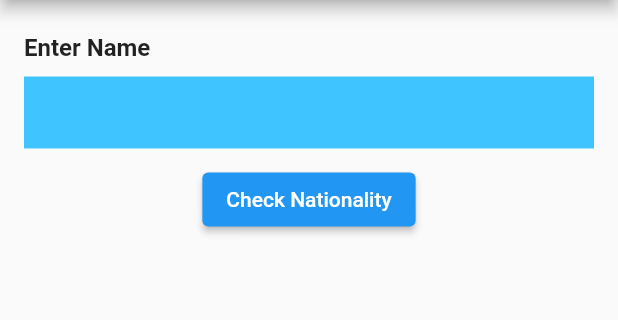
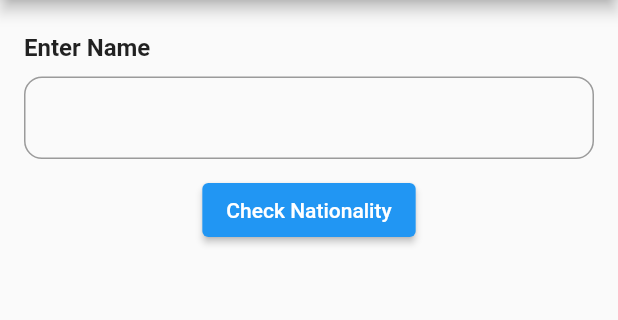
Before and after one commit to Buddybet-Group/codingChallenge, a Flutter app: the screen it shows after launch, after a tap on "Check Nationality", on a phone screen of 412 x 824 dp, the part 84-404 px from its top. Run offline on Flutter 3.47's test engine with Material 2 defaults, Android fonts, the phone set to English and light mode, and no system bars; our stand-ins replace dio, get.

Commit message:
Task Completed

```diff
--- a/lib/UI_screens/Home.dart
+++ /dev/null
@@ -1,56 +0,0 @@
-import 'package:flutter/material.dart';
-
-class Home extends StatelessWidget {
-  const Home({Key? key}) : super(key: key);
-
-  @override
-  Widget build(BuildContext context) {
-    return Scaffold(
-      appBar: AppBar(
-        title: const Text("BuddyBet Coding Challege"),
-      ),
-      body: Column(
-        mainAxisAlignment: MainAxisAlignment.center,
-        children: [
-          Padding(
-            padding: const EdgeInsets.only(left: 16.0, right: 16.0, top: 22),
-            child: textField("Enter Name"),
-          ),
-          const SizedBox(
-            height: 10,
-          ),
-          ElevatedButton(
-            onPressed: () {},
-            child: const Text("Check Nationality"),
-          ),
-          const SizedBox(
-            height: 30,
-          ),
-          Expanded(child: Container()),
-        ],
-      ),
-    );
-  }
-
-  Widget textField(String title) {
-    return Column(
-      crossAxisAlignment: CrossAxisAlignment.start,
-      children: <Widget>[
-        Text(
-          title,
-          style: const TextStyle(fontWeight: FontWeight.bold, fontSize: 16),
-        ),
-        const SizedBox(
-          height: 10,
-        ),
-        const TextField(
-          decoration: InputDecoration(
-            border: InputBorder.none,
-            fillColor: Colors.lightBlueAccent,
-            filled: true,
-          ),
-        )
-      ],
-    );
-  }
-}
--- /dev/null
+++ b/lib/app/dependencies.dart
@@ -0,0 +1,11 @@
+import 'package:get/get.dart';
+
+import '../core/domain/repository/api_respository.dart';
+import '../data/services/api_service.dart';
+
+class Dependencies extends Bindings {
+  @override
+  void dependencies() {
+    Get.lazyPut<ApiRespository>(() => ApiService());
+  }
+}
--- /dev/null
+++ b/lib/controllers/home-page-controller.dart
@@ -0,0 +1,46 @@
+import 'package:get/get_instance/src/extension_instance.dart';
+import 'package:get/route_manager.dart';
+import 'package:get/state_manager.dart';
+import '../core/domain/entities/country.dart';
+import '../core/domain/repository/api_respository.dart';
+import '../data/models/result-model.dart';
+
+class HomeController extends GetxController {
+  final _apiRepository = Get.find<ApiRespository>();
+
+  /// Check the state is busy or not.
+  final RxBool _isBusy = RxBool(false);
+
+  /// Returns whether the state is busy or not.
+  bool get isBusy => _isBusy.value;
+
+  /// The observable list of data.
+  RxList<Country> _countries = RxList();
+
+  /// List of countries.
+  List<Country> get countries => _countries;
+
+  void fetchResult(String name) async {
+    try {
+      _isBusy.value = true;
+
+      final SearchResultModel? results =
+          await _apiRepository.fetchResults(name);
+
+      _isBusy.value = false;
+
+      if (results != null) {
+        _countries = RxList.from(
+          results.countries.map((e) =>
+              Country(countryId: e.countryId, probability: e.probability)),
+        );
+      }
+    } catch (error) {
+      Get.snackbar(
+        'Error',
+        error.toString(),
+        snackPosition: SnackPosition.BOTTOM,
+      );
+    }
+  }
+}
--- /dev/null
+++ b/lib/core/config.dart
@@ -0,0 +1,4 @@
+class Config {
+  /// Nationalize Endpoint.
+  static const String nameSearchURL = 'https://api.nationalize.io';
+}
--- /dev/null
+++ b/lib/core/domain/entities/country.dart
@@ -0,0 +1,16 @@
+import 'package:flutter/foundation.dart';
+
+@immutable
+class Country {
+  const Country({required this.countryId, required this.probability});
+
+  final String countryId;
+  final String probability;
+
+  factory Country.fromJson(Map<String, dynamic> json) {
+    return Country(
+      countryId: json['country_id'],
+      probability: json['probability'].toString(),
+    );
+  }
+}
--- /dev/null
+++ b/lib/core/domain/repository/api_respository.dart
@@ -0,0 +1,8 @@
+import 'package:coding_chal/data/models/result-model.dart';
+import 'package:flutter/foundation.dart';
+
+@immutable
+abstract class ApiRespository {
+  /// Fetches all the search List
+  Future<SearchResultModel> fetchResults(String name);
+}
--- /dev/null
+++ b/lib/data/models/result-model.dart
@@ -0,0 +1,28 @@
+import 'package:flutter/material.dart';
+
+import '../../core/domain/entities/country.dart';
+
+@immutable
+class SearchResultModel {
+  /// Constructs a search list from the given [country & name].
+  const SearchResultModel({
+    required this.name,
+    required this.countries,
+  });
+
+  /// The name for which result are fetched.
+  final String name;
+
+  /// The list of content within the feed.
+  final List<Country> countries;
+
+  /// Constructs a feed from the given [json].
+  factory SearchResultModel.fromJson(Map<String, dynamic> json) {
+    return SearchResultModel(
+      name: json['name'],
+      countries: json['country'] != null
+          ? List.from(json['country']).map((e) => Country.fromJson(e)).toList()
+          : const <Country>[],
+    );
+  }
+}
--- a/lib/main.dart
+++ b/lib/main.dart
@@ -1,11 +1,15 @@
-import 'package:coding_chal/UI_screens/Home.dart';
 import 'package:flutter/material.dart';
+import 'package:get/get.dart';
+
+import 'app/dependencies.dart';
+import 'app/routes.dart';
 
 void main() {
   runApp(
-    const MaterialApp(
+    GetMaterialApp(
       debugShowCheckedModeBanner: false,
-      home: Home(),
+      getPages: Routes.routes,
+      initialBinding: Dependencies(),
     ),
   );
 }
--- /dev/null
+++ b/lib/views/Widgets/search-list.dart
@@ -0,0 +1,32 @@
+import 'package:flutter/material.dart';
+import '../../core/domain/entities/country.dart';
+
+class SearchList extends StatelessWidget {
+  const SearchList({Key? key, required this.countries}) : super(key: key);
+
+  final List<Country> countries;
+
+  @override
+  Widget build(BuildContext context) {
+    return ListView.builder(
+      itemCount: countries.length,
+      itemBuilder: countries.isEmpty
+          ? (context, index) => const Text("No result found")
+          : (context, index) => ListTile(
+                title: Text(
+                  countries[index].countryId,
+                  style: const TextStyle(
+                      fontSize: 20, fontWeight: FontWeight.bold),
+                ),
+                trailing: Text(
+                  (num.parse(countries[index].probability) * 100)
+                          .roundToDouble()
+                          .toString() +
+                      " %",
+                  style: const TextStyle(
+                      fontSize: 20, fontWeight: FontWeight.bold,color: Colors.blueAccent),
+                ),
+              ),
+    );
+  }
+}
--- /dev/null
+++ b/lib/views/screens/home.dart
@@ -0,0 +1,86 @@
+import 'package:coding_chal/controllers/home-page-controller.dart';
+import 'package:coding_chal/views/Widgets/search-List.dart';
+import 'package:flutter/material.dart';
+import 'package:get/get.dart';
+
+class Home extends StatefulWidget {
+  const Home({Key? key}) : super(key: key);
+
+  @override
+  State<Home> createState() => _HomeState();
+}
+
+class _HomeState extends State<Home> {
+  late String _name;
+
+  @override
+  Widget build(BuildContext context) {
+    return Scaffold(
+      appBar: AppBar(
+        title: const Text("BuddyBet Coding Challege"),
+      ),
+      body: GetX<HomeController>(
+        init: HomeController(),
+        builder: (HomeController _controller) {
+          return Column(
+            mainAxisAlignment: MainAxisAlignment.start,
+            children: [
+              Padding(
+                padding:
+                    const EdgeInsets.only(left: 16.0, right: 16.0, top: 22),
+                child: textField(
+                    title: "Enter Name",
+                    onChanged: (String value) {
+                      _name = value;
+                    }),
+              ),
+              const SizedBox(
+                height: 10,
+              ),
+              ElevatedButton(
+                onPressed: () => _controller.fetchResult(_name),
+                child: const Text("Check Nationality"),
+              ),
+              const SizedBox(
+                height: 40,
+              ),
+              _controller.isBusy
+                  ? const Center(
+                      child: CircularProgressIndicator(),
+                    )
+                  : Expanded(
+                      child: SearchList(
+                        countries: _controller.countries,
+                      ),
+                    ),
+            ],
+          );
+        },
+      ),
+    );
+  }
+
+  Widget textField({String? title, Function(String)? onChanged}) {
+    return Column(
+      crossAxisAlignment: CrossAxisAlignment.start,
+      children: <Widget>[
+        Text(
+          title!,
+          style: const TextStyle(fontWeight: FontWeight.bold, fontSize: 16),
+        ),
+        const SizedBox(
+          height: 10,
+        ),
+        TextField(
+          decoration: InputDecoration(
+            contentPadding: const EdgeInsets.all(18),
+            border: OutlineInputBorder(
+              borderRadius: BorderRadius.circular(12.0),
+            ),
+          ),
+          onChanged: onChanged,
+        )
+      ],
+    );
+  }
+}
--- a/pubspec.yaml
+++ b/pubspec.yaml
@@ -12,12 +12,13 @@ environment:
 dependencies:
   flutter:
     sdk: flutter
-  http: ^0.13.3
 
 
   # The following adds the Cupertino Icons font to your application.
   # Use with the CupertinoIcons class for iOS style icons.
   cupertino_icons: ^1.0.2
+  dio:
+  get: ^4.6.1
 
 dev_dependencies:
   flutter_test:
```
Also changed, not shown: lib/app/routes.dart (added, +11 -0 lines), lib/data/services/api_service.dart (added, +28 -0 lines), assets/Output.jpg (added).
